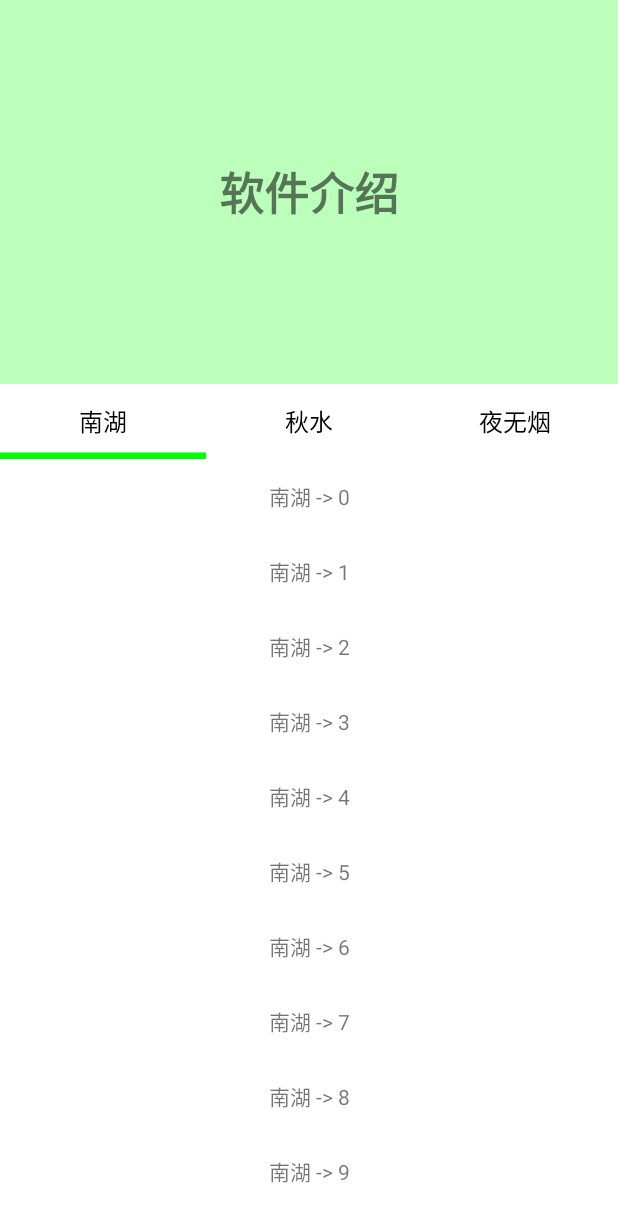
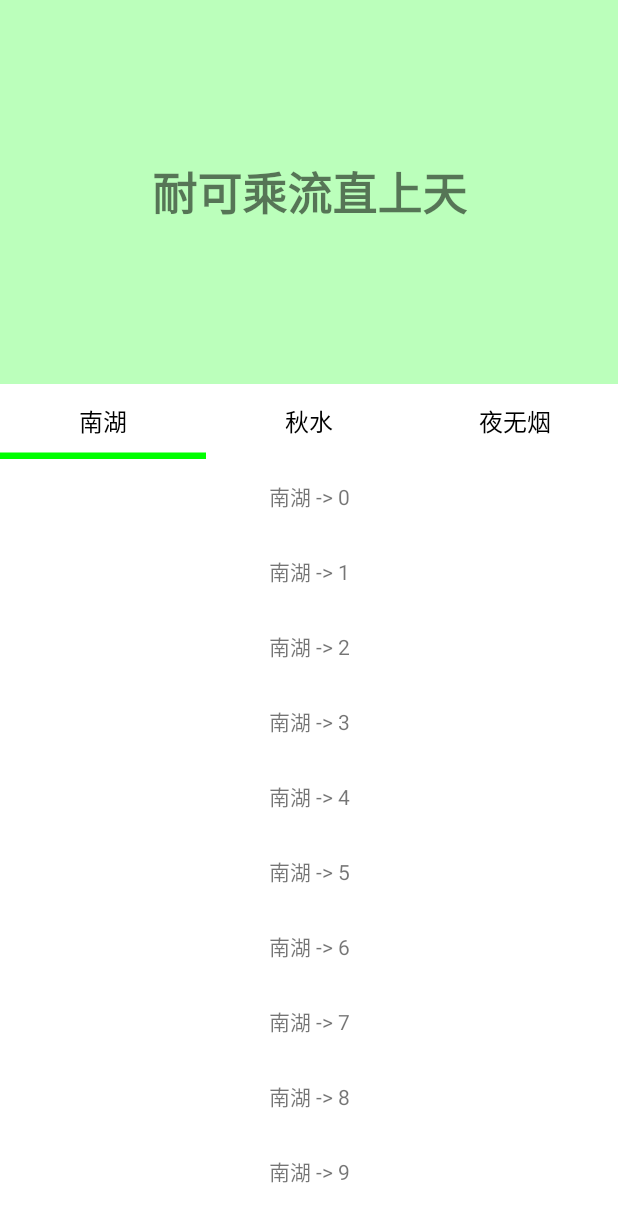
Before and after one commit to AgesX/AndroidStickJava, an Android app: the screen it shows after launch (MainActivity), on a phone screen of 412 x 824 dp. Shown: the top 1222 px of the screen. Run offline under Robolectric (Android 15) with nearby library versions, the phone set to English and light mode, and no system bars.

Commit message:
littlt change  +

```diff
--- a/app/src/main/res/layout/activity_main.xml
+++ b/app/src/main/res/layout/activity_main.xml
@@ -12,7 +12,7 @@
             android:layout_width="match_parent"
             android:layout_height="256dp"
             android:gravity="center"
-            android:text="软件介绍"
+            android:text="@string/bigTitle"
             android:textSize="30sp"
             android:textStyle="bold" />
     </RelativeLayout>
--- a/app/src/main/res/values/strings.xml
+++ b/app/src/main/res/values/strings.xml
@@ -1,3 +1,4 @@
 <resources>
     <string name="app_name">stick</string>
+    <string name="bigTitle">耐可乘流直上天</string>
 </resources>
```
